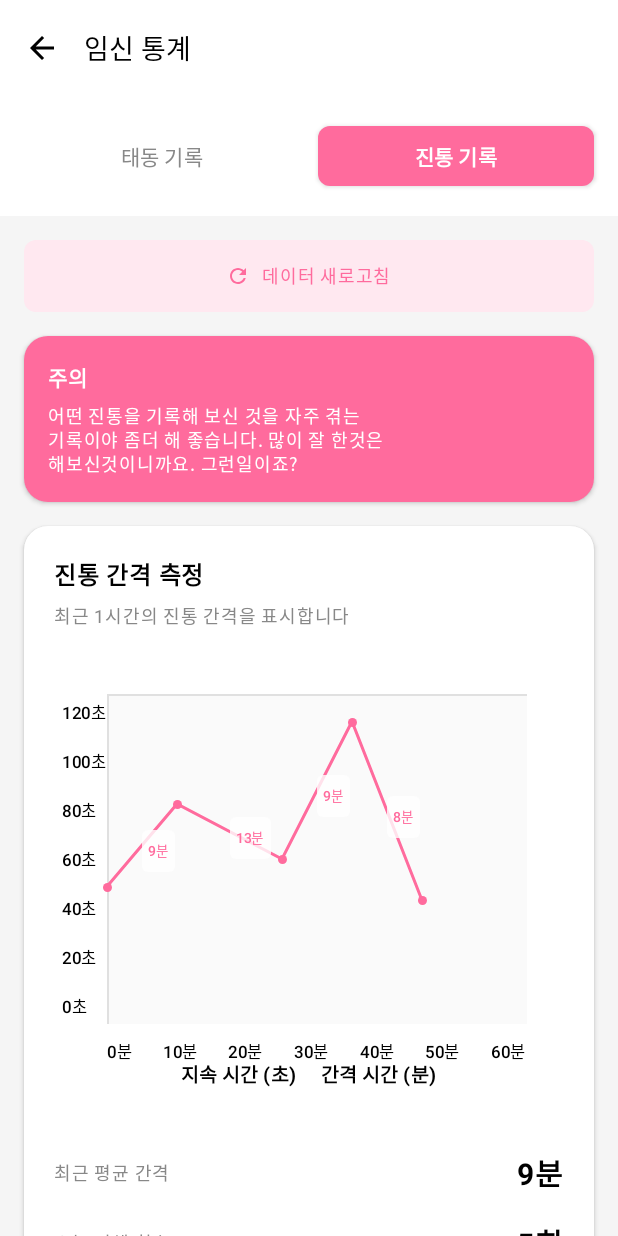
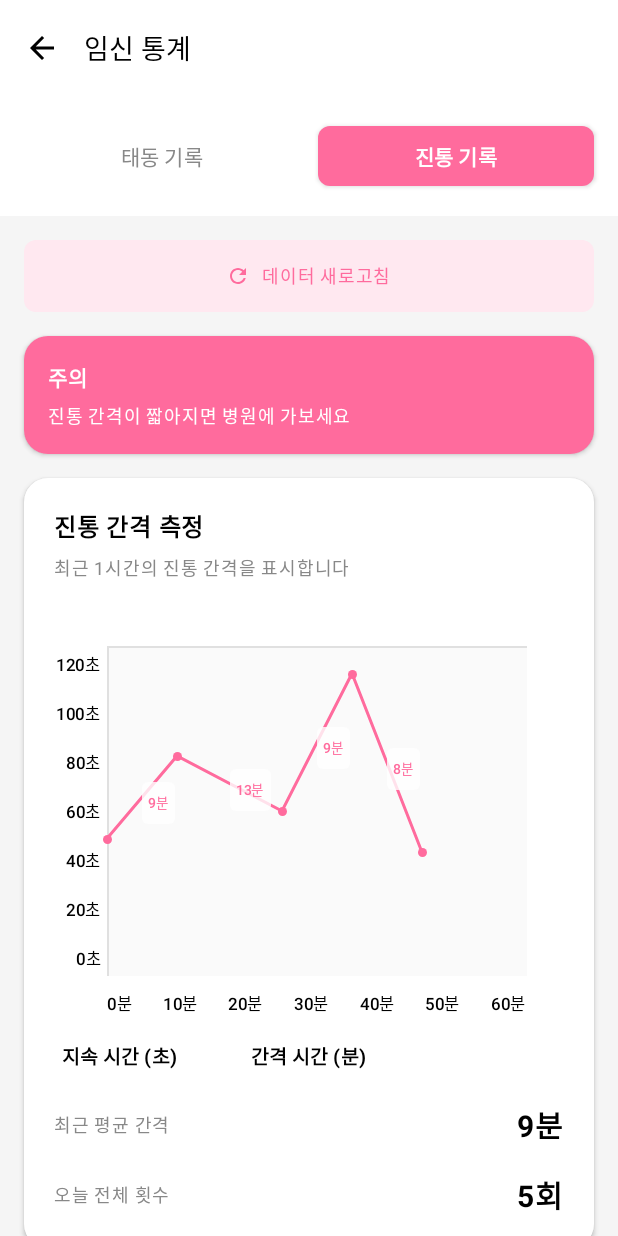
Before and after one commit to HelloWorld-SSAFY/HelloWorld, an Android app built with Jetpack Compose: the RecordDetailScreen screen opened through its navigation route, after a tap on "진통 기록", on a phone screen of 412 x 824 dp. Run offline under Robolectric (Android 15) with nearby library versions, the light colour scheme and no system bars; our stand-ins replace Dagger/Hilt's generated code.

Commit message:
feat(S13P21D204-134) : recorddetail, WearableRecommended UI 수정

```diff
--- a/helloworld-android/app/src/main/java/com/ms/helloworld/ui/screen/RecordDetailScreen.kt
+++ b/helloworld-android/app/src/main/java/com/ms/helloworld/ui/screen/RecordDetailScreen.kt
@@ -6,6 +6,8 @@ import androidx.compose.foundation.background
 import androidx.compose.foundation.clickable
 import androidx.compose.foundation.interaction.MutableInteractionSource
 import androidx.compose.foundation.layout.*
+import androidx.compose.foundation.pager.HorizontalPager
+import androidx.compose.foundation.pager.rememberPagerState
 import androidx.compose.foundation.rememberScrollState
 import androidx.compose.foundation.shape.CircleShape
 import androidx.compose.foundation.shape.RoundedCornerShape
@@ -26,6 +28,7 @@ import androidx.compose.ui.tooling.preview.Preview
 import androidx.compose.ui.unit.dp
 import androidx.compose.ui.unit.sp
 import androidx.navigation.NavHostController
+import kotlinx.coroutines.launch
 
 // 데이터 클래스들
 data class FetalMovementData(
@@ -58,6 +61,8 @@ fun RecordDetailScreen(
     // 상태 관리
     var selectedTab by remember { mutableStateOf(0) }
     val tabs = listOf("태동 기록", "진통 기록")
+    val pagerState = rememberPagerState(pageCount = { tabs.size })
+    val coroutineScope = rememberCoroutineScope()
 
     // 데이터 상태 (실제로는 ViewModel이나 Repository에서 가져올 데이터)
     var fetalMovementData by remember {
@@ -105,7 +110,7 @@ fun RecordDetailScreen(
                         System.currentTimeMillis() - 3600000L + 3045000L
                     ), // 50분 위치, 45초 지속
                 ),
-                dailyMessage = "어떤 진통을 기록해 보신 것을 자주 겪는\n기록이야 좀더 해 좋습니다. 많이 잘 한것은\n해보신것이니까요. 그런일이죠?"
+                dailyMessage = "진통 간격이 짧아지면 병원에 가보세요"
             )
         )
     }
@@ -129,6 +134,12 @@ fun RecordDetailScreen(
             }
         }
         isLoading = false
+    }
+
+    // pager 상태와 selectedTab 동기화
+    LaunchedEffect(pagerState.currentPage) {
+        selectedTab = pagerState.currentPage
+        refreshData(pagerState.currentPage)
     }
 
     // 초기 데이터 로드
@@ -180,7 +191,9 @@ fun RecordDetailScreen(
                     Button(
                         onClick = {
                             selectedTab = index
-                            refreshData(index) // 탭 변경 시 데이터 새로고침
+                            coroutineScope.launch {
+                                pagerState.animateScrollToPage(index)
+                            }
                         },
                         modifier = Modifier.weight(1f),
                         colors = ButtonDefaults.buttonColors(
@@ -210,8 +223,12 @@ fun RecordDetailScreen(
                     CircularProgressIndicator(color = Color(0xFFFF6B9D))
                 }
             } else {
-                // 탭 내용
-                when (selectedTab) {
+                // HorizontalPager로 스와이프 가능한 탭 내용
+                HorizontalPager(
+                    state = pagerState,
+                    modifier = Modifier.fillMaxSize()
+                ) { page ->
+                    when (page) {
                         0 -> FetalMovementContent(
                             data = fetalMovementData,
                             onRefresh = { refreshData(0) }
@@ -221,6 +238,7 @@ fun RecordDetailScreen(
                             data = contractionData,
                             onRefresh = { refreshData(1) }
                         )
+                    }
                 }
             }
         }
@@ -645,7 +663,11 @@ fun ContractionScatterChart(
                         fontSize = 11.sp,
                         color = Color.Black,
                         fontWeight = FontWeight.Medium,
-                        modifier = Modifier.offset(x = (-30).dp)
+                        textAlign = TextAlign.End,
+                        maxLines = 1,
+                        modifier = Modifier
+                            .offset(x = (-40).dp)
+                            .width(35.dp)
                     )
                 }
             }
@@ -810,26 +832,27 @@ fun ContractionScatterChart(
                 }
             }
 
-            // 축 라벨 - 지속시간을 간격시간 왼쪽에 배치
-            Row(
-                modifier = Modifier
-                    .align(Alignment.BottomCenter)
-                    .offset(y = (-5).dp),
-                horizontalArrangement = Arrangement.spacedBy(16.dp)
-            ) {
+            // 지속시간 라벨 - y축 밑에 세로로 배치
             Text(
                 text = "지속 시간 (초)",
                 fontSize = 13.sp,
                 color = Color.Black,
-                    fontWeight = FontWeight.Bold
+                fontWeight = FontWeight.Bold,
+                modifier = Modifier
+                    .align(Alignment.BottomStart)
+                    .offset(x = 5.dp, y = 15.dp)
             )
+
+            // 간격시간 라벨 - x축 밑에 배치
             Text(
                 text = "간격 시간 (분)",
                 fontSize = 13.sp,
                 color = Color.Black,
-                    fontWeight = FontWeight.Bold
+                fontWeight = FontWeight.Bold,
+                modifier = Modifier
+                    .align(Alignment.BottomCenter)
+                    .offset(y = 15.dp)
             )
-            }
         }
 
         // 선택된 점의 정보 표시
--- a/helloworld-android/app/src/main/java/com/ms/helloworld/ui/screen/WearableRecommendedScreen.kt
+++ b/helloworld-android/app/src/main/java/com/ms/helloworld/ui/screen/WearableRecommendedScreen.kt
@@ -46,10 +46,12 @@ fun WearableRecommendedScreen(
             modifier = Modifier
                 .fillMaxSize()
                 .padding(paddingValues)
-                .padding(16.dp)
+                .padding(horizontal = 16.dp)
                 .verticalScroll(rememberScrollState()),
             verticalArrangement = Arrangement.spacedBy(20.dp)
         ) {
+            // 상단 여백 추가
+            Spacer(modifier = Modifier.height(4.dp))
             // 실시간 상태 섹션
             RealTimeStatusSection()
 
@@ -64,6 +66,9 @@ fun WearableRecommendedScreen(
 
             // 태동/진통 기록 섹션
             RecordSection(navController)
+
+            // 하단 여백 추가하여 바텀 네비게이션 영역까지 스크롤 가능하도록
+            Spacer(modifier = Modifier.height(80.dp))
         }
     }
 }
```
Lines whose indentation alone changed are shown as unchanged.
